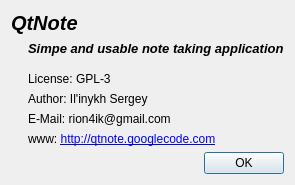
This is src/aboutdlg.ui in Ri0n/QtNote as Qt 5 draws it before an edit. The edited form follows.
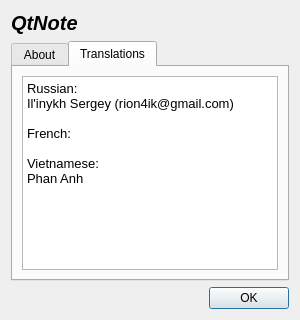
This is the edited form. The open tabs and pages were chosen to show the change. Icons and pictures are not drawn.

```diff
--- a/src/aboutdlg.ui
+++ b/src/aboutdlg.ui
@@ -7,7 +7,7 @@
     <x>0</x>
     <y>0</y>
     <width>367</width>
-    <height>207</height>
+    <height>281</height>
    </rect>
   </property>
   <property name="windowTitle">
@@ -40,10 +40,15 @@
     </widget>
    </item>
    <item>
-    <layout class="QVBoxLayout" name="verticalLayout_2">
-     <property name="leftMargin">
-      <number>17</number>
+    <widget class="QTabWidget" name="tabWidget">
+     <property name="currentIndex">
+      <number>0</number>
      </property>
+     <widget class="QWidget" name="tab">
+      <attribute name="title">
+       <string>About</string>
+      </attribute>
+      <layout class="QVBoxLayout" name="verticalLayout_3">
      <item>
       <widget class="QLabel" name="label_2">
        <property name="font">
@@ -59,22 +64,6 @@
        </property>
       </widget>
      </item>
-     <item>
-      <spacer name="verticalSpacer">
-       <property name="orientation">
-        <enum>Qt::Vertical</enum>
-       </property>
-       <property name="sizeType">
-        <enum>QSizePolicy::Fixed</enum>
-       </property>
-       <property name="sizeHint" stdset="0">
-        <size>
-         <width>20</width>
-         <height>10</height>
-        </size>
-       </property>
-      </spacer>
-     </item>
      <item>
       <widget class="QLabel" name="label_4">
        <property name="font">
@@ -125,6 +114,29 @@
       </widget>
      </item>
     </layout>
+     </widget>
+     <widget class="QWidget" name="tab2">
+      <attribute name="title">
+       <string>Translations</string>
+      </attribute>
+      <layout class="QVBoxLayout" name="verticalLayout_2">
+       <item>
+        <widget class="QTextEdit" name="textEdit">
+         <property name="html">
+          <string>&lt;!DOCTYPE HTML PUBLIC &quot;-//W3C//DTD HTML 4.0//EN&quot; &quot;http://www.w3.org/TR/REC-html40/strict.dtd&quot;&gt;
+&lt;html&gt;&lt;head&gt;&lt;meta name=&quot;qrichtext&quot; content=&quot;1&quot; /&gt;&lt;style type=&quot;text/css&quot;&gt;
+p, li { white-space: pre-wrap; }
+&lt;/style&gt;&lt;/head&gt;&lt;body style=&quot; font-family:'Sans'; font-size:10pt; font-weight:400; font-style:normal;&quot;&gt;
+&lt;p style=&quot; margin-top:0px; margin-bottom:0px; margin-left:0px; margin-right:0px; -qt-block-indent:0; text-indent:0px;&quot;&gt;Russian:&lt;br /&gt;Il'inykh Sergey (rion4ik@gmail.com)&lt;br /&gt;&lt;br /&gt;French:&lt;br /&gt;&lt;br /&gt;Vietnamese:&lt;br /&gt;Phan Anh&lt;br /&gt;&lt;/p&gt;&lt;/body&gt;&lt;/html&gt;</string>
+         </property>
+         <property name="acceptRichText">
+          <bool>false</bool>
+         </property>
+        </widget>
+       </item>
+      </layout>
+     </widget>
+    </widget>
    </item>
    <item>
     <widget class="QDialogButtonBox" name="buttonBox">
```
Lines whose indentation alone changed are shown as unchanged.
